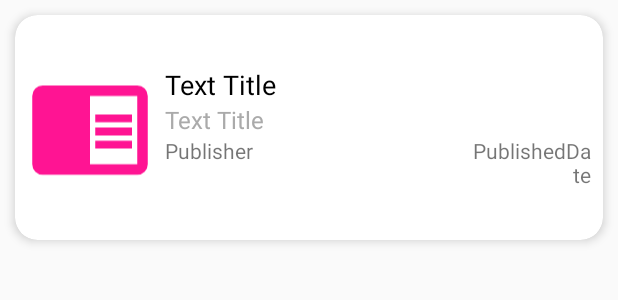
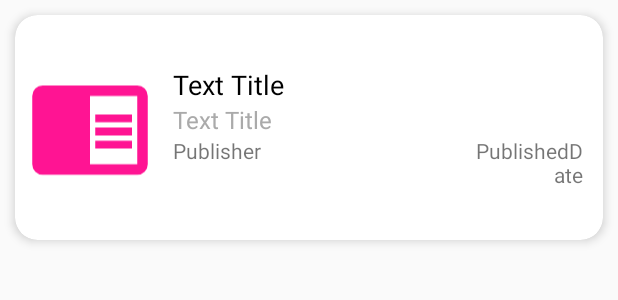
Before and after one commit to Emmanuelcookey15/Books, an Android app: the layout book_list_item.xml on its own in the app's theme, with its tools: preview values and no code run, on a phone screen of 412 x 824 dp. Shown: the top 300 px of the screen. Run offline under Robolectric (Android 15) with nearby library versions, the phone set to English and light mode, and no system bars.

Commit message:
update on the item_view_layout

```diff
--- a/app/src/main/res/layout/book_list_item.xml
+++ b/app/src/main/res/layout/book_list_item.xml
@@ -28,6 +28,7 @@
             android:layout_width="match_parent"
             android:layout_height="match_parent"
             android:layout_toRightOf="@id/image_book"
+            android:padding="5dp"
             android:gravity="center"
             android:orientation="vertical"
             android:layout_toEndOf="@id/image_book">
--- a/app/src/main/res/values/colors.xml
+++ b/app/src/main/res/values/colors.xml
@@ -6,9 +6,9 @@
     <color name="colorAccent">#795548</color>
 
     <color name="color1">#F2574C</color>
-    <color name="color2">#779267</color>
-    <color name="color3">#599DB5</color>
-    <color name="color4">#4E625A</color>
+    <color name="color2">#18FFFF</color>
+    <color name="color3">#64B5F6</color>
+    <color name="color4">#B39DDB</color>
     <color name="color5">#A2B2B8</color>
 
     <color name="colorSpecialBlack">#080707</color>
```
